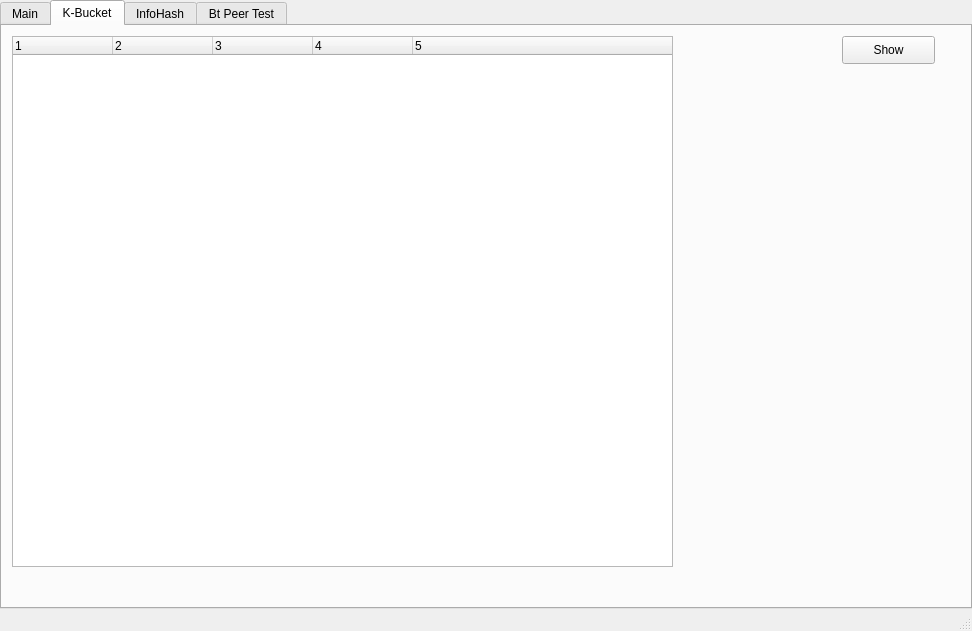
The window that ui/main.ui (BusyStudent/DHT) describes before a commit, drawn with Qt 5.
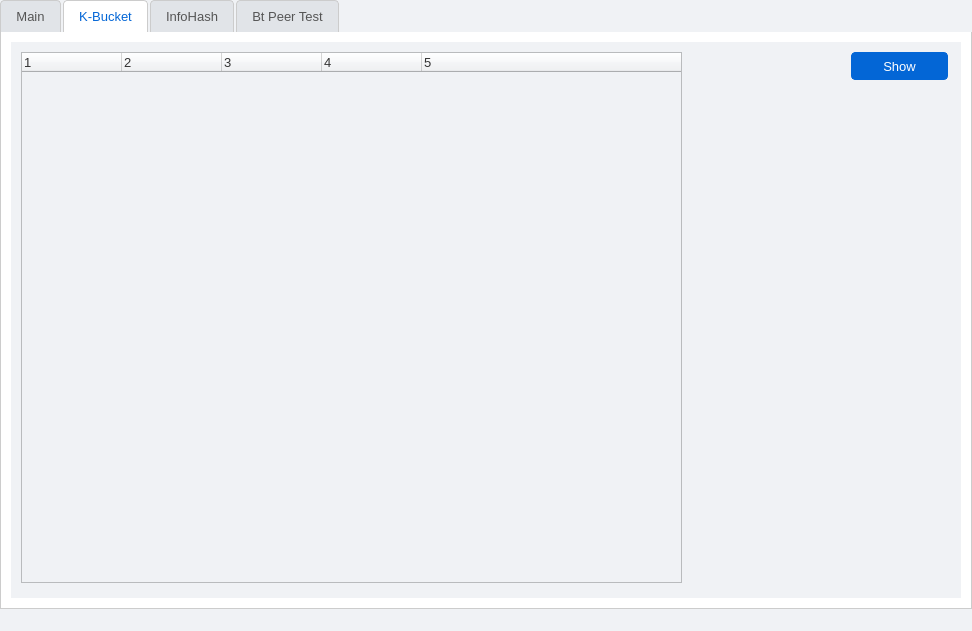
The same window after the commit. The open tabs and pages were chosen to show the change. Icons and pictures are not drawn. Custom widgets are drawn as their Qt base class.

Commit message: [feature][ui][dhtsession] fix some bug, modify ui

Patch:
```diff
--- a/ui/main.ui
+++ b/ui/main.ui
@@ -13,6 +13,232 @@
   <property name="windowTitle">
    <string>DhtClient</string>
   </property>
+  <property name="styleSheet">
+   <string notr="true">/* === Global Styles === */
+QWidget {
+    font-family: &quot;Segoe UI&quot;, Arial, sans-serif; /* Clean sans-serif font */
+    font-size: 10pt;
+    background-color: #f0f2f5; /* Light gray background */
+    color: #333333; /* Dark gray text */
+}
+
+QMainWindow {
+     background-color: #f0f2f5;
+}
+
+/* === Tab Widget === */
+QTabWidget::pane {
+    border: 1px solid #cccccc;
+    border-top: none; /* Pane border connected to tabs */
+    background-color: #ffffff; /* White background for tab content area */
+    padding: 10px;
+}
+
+QTabBar::tab {
+    background-color: #e1e4e8; /* Light gray for inactive tabs */
+    color: #555555;
+    border: 1px solid #cccccc;
+    border-bottom: none; /* Tabs sit on top of the pane */
+    padding: 8px 15px;
+    margin-right: 2px; /* Space between tabs */
+    border-top-left-radius: 4px;
+    border-top-right-radius: 4px;
+}
+
+QTabBar::tab:hover {
+    background-color: #f0f2f5; /* Slightly lighter on hover */
+}
+
+QTabBar::tab:selected {
+    background-color: #ffffff; /* Selected tab matches pane background */
+    color: #0366d6; /* Blue text for selected tab */
+    border: 1px solid #cccccc;
+    border-bottom: 1px solid #ffffff; /* Make it look connected to the pane */
+    margin-bottom: -1px; /* Overlap pane border slightly */
+}
+
+/* === Log Area (Assuming QTextEdit) === */
+QTextEdit {
+    background-color: #ffffff;
+    border: 1px solid #d1d5da; /* Subtle border */
+    border-radius: 4px;
+    padding: 5px;
+    color: #24292e;
+    /* Optional: Use a monospace font for IDs and logs */
+    /* font-family: &quot;Consolas&quot;, &quot;Courier New&quot;, monospace; */
+}
+
+/* === Group Boxes (Config, Debug) === */
+QGroupBox {
+    background-color: #f8f9fa; /* Slightly different background for sections */
+    border: 1px solid #d1d5da;
+    border-radius: 6px;
+    margin-top: 10px; /* Space for the title */
+    padding: 20px 10px 10px 10px; /* Top padding pushes content below title */
+}
+
+QGroupBox::title {
+    subcontrol-origin: margin;
+    subcontrol-position: top left; /* Position title */
+    padding: 0 5px;
+    left: 10px; /* Indent title */
+    color: #0366d6; /* Blue title text */
+    font-weight: bold;
+    background-color: #f8f9fa; /* Match group box background */
+}
+
+/* === Labels === */
+QLabel {
+    background-color: transparent; /* Ensure labels are transparent */
+    color: #444444; /* Slightly softer text color */
+    padding: 2px;
+    margin-bottom: 2px; /* Add space below labels */
+}
+
+/* === Line Edits (Input Fields) === */
+QLineEdit {
+    background-color: #ffffff;
+    border: 1px solid #d1d5da;
+    border-radius: 4px;
+    padding: 6px 8px; /* More padding */
+    selection-background-color: #0366d6;
+    selection-color: #ffffff;
+}
+
+QLineEdit:focus {
+    border: 1px solid #0366d6; /* Blue border on focus */
+    outline: none; /* Remove default focus outline if desired */
+}
+
+QLineEdit:read-only {
+     background-color: #e9ecef; /* Gray out read-only fields */
+     color: #6a737d;
+}
+
+/* === Buttons === */
+QPushButton {
+    background-color: #0366d6; /* Primary blue */
+    color: #ffffff;
+    border: 1px solid #0366d6;
+    border-radius: 4px;
+    padding: 6px 15px;
+    min-width: 65px; /* Ensure minimum button width */
+}
+
+QPushButton:hover {
+    background-color: #005cc5; /* Darker blue on hover */
+    border-color: #005cc5;
+}
+
+QPushButton:pressed {
+    background-color: #0052b2; /* Even darker blue when pressed */
+    border-color: #0052b2;
+}
+
+QPushButton:disabled {
+     background-color: #d1d5da;
+     color: #6a737d;
+     border-color: #c1c5ca;
+}
+
+/* Optional: Style the Start button differently (e.g., Green) */
+/* Make sure to set objectName &quot;startButton&quot; in your code for this to work */
+/*
+QPushButton#startButton {
+    background-color: #28a745;
+    border-color: #28a745;
+}
+QPushButton#startButton:hover {
+    background-color: #218838;
+    border-color: #1e7e34;
+}
+QPushButton#startButton:pressed {
+    background-color: #1e7e34;
+    border-color: #1c7430;
+}
+*/
+
+
+/* === Checkboxes === */
+QCheckBox {
+    background-color: transparent;
+    spacing: 5px; /* Space between box and text */
+    padding: 3px 0; /* Vertical padding */
+}
+
+QCheckBox::indicator {
+    width: 16px;
+    height: 16px;
+    border: 1px solid #a1a5aa;
+    border-radius: 3px;
+    background-color: #ffffff;
+}
+
+QCheckBox::indicator:hover {
+    border: 1px solid #0366d6; /* Highlight border on hover */
+}
+
+QCheckBox::indicator:checked {
+    background-color: #0366d6; /* Blue fill when checked */
+    border: 1px solid #0366d6;
+    /* You can add a checkmark image here if you have one in resources */
+    /* image: url(:/icons/checkmark.png); */
+}
+
+QCheckBox::indicator:checked:hover {
+    background-color: #005cc5;
+    border: 1px solid #005cc5;
+}
+
+QCheckBox::indicator:disabled {
+    background-color: #e9ecef;
+    border: 1px solid #c1c5ca;
+}
+
+QCheckBox:focus {
+    outline: none; /* Remove default focus outline */
+}
+QCheckBox::indicator:focus {
+     border: 1px solid #0366d6; /* Blue border when focused */
+}
+/* === Menu Styling === */
+QMenu {
+    background-color: #ffffff; /* White background for the menu */
+    border: 1px solid #cccccc; /* Border around the menu */
+    padding: 5px 0; /* Vertical padding */
+    color: #333333; /* Default text color */
+}
+
+QMenu::item {
+    background-color: transparent; /* Make sure default item background is transparent */
+    padding: 5px 25px 5px 25px; /* Top/Bottom padding, Right/Left padding */
+    margin: 0px 2px; /* Optional: small margin around items */
+    border: none; /* Ensure no border on items by default */
+}
+
+QMenu::item:selected { /* Style for the hovered/selected item */
+    background-color: #0366d6; /* Use your theme's highlight blue */
+    color: #ffffff;          /* White text for contrast */
+    border-radius: 3px;      /* Optional: slightly rounded corners for the highlight */
+}
+
+QMenu::separator {
+    height: 1px;
+    background-color: #e1e4e8; /* Light gray separator line */
+    margin: 5px 0px; /* Space above/below separator */
+}
+
+QMenu::indicator { /* Style for checkmark/submenu arrows */
+    width: 13px;
+    height: 13px;
+}
+
+/* Style for disabled menu items */
+QMenu::item:disabled {
+    color: #aaaaaa; /* Gray out disabled text */
+    background-color: transparent; /* Ensure no background color */
+}</string>
+  </property>
   <widget class="QWidget" name="centralwidget">
    <layout class="QHBoxLayout" name="horizontalLayout">
     <property name="leftMargin">
@@ -283,7 +509,7 @@
          <rect>
           <x>840</x>
           <y>10</y>
-          <width>93</width>
+          <width>97</width>
           <height>28</height>
          </rect>
         </property>
```
Left out of the diff: 4 changed lines with no effect on the pictures. The commit also changes 4 other files.
